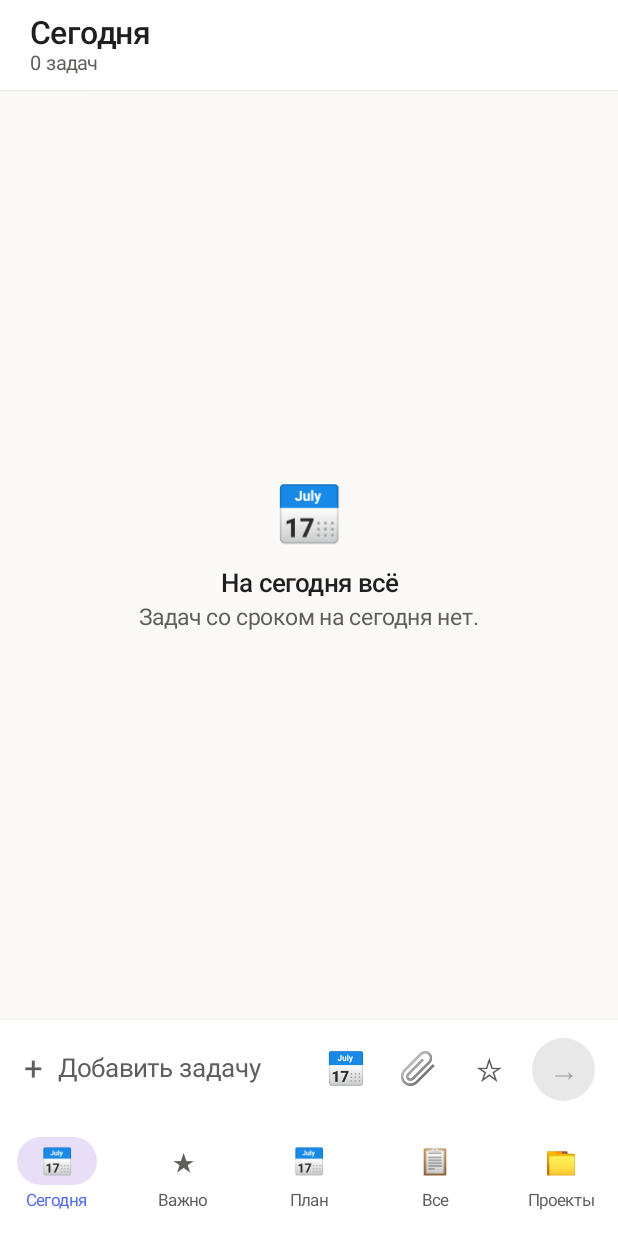
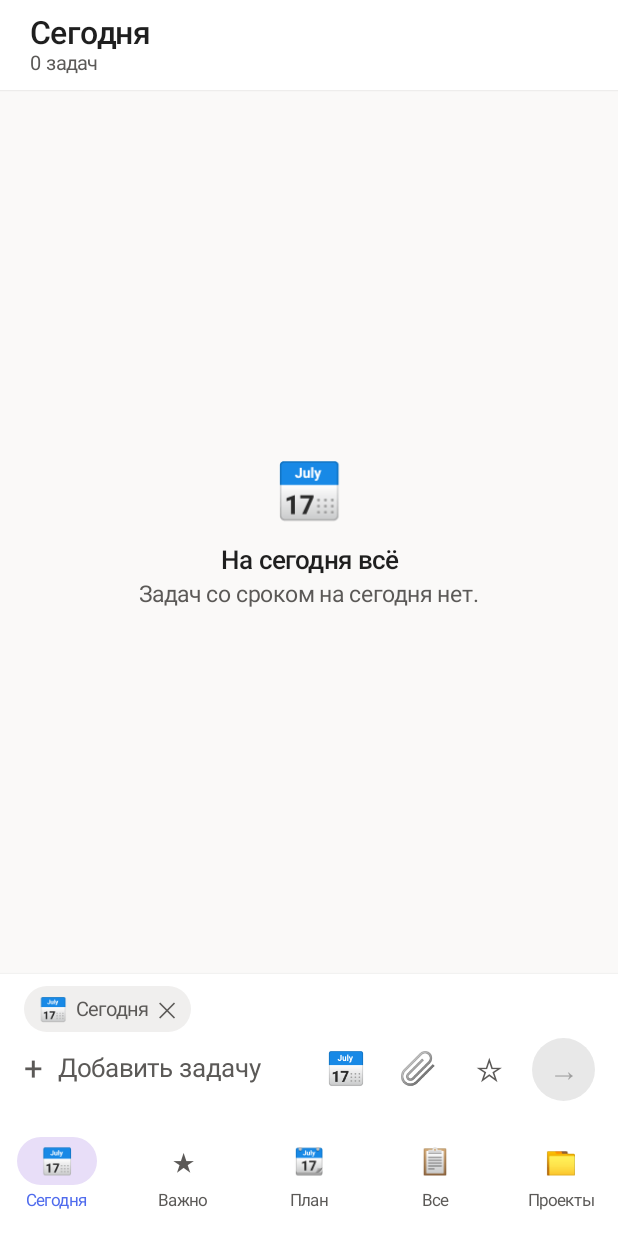
Before and after one commit to l1me999/TaskFlow, an Android app built with Jetpack Compose: the screen it shows after launch (MainActivity), on a phone screen of 412 x 824 dp. Run offline under Robolectric (Android 15) with nearby library versions, the phone set to English and light mode, and no system bars.

Commit message:
Fix quick-add placement and theme contrast
Quick add from a smart list now keeps the task visible: Today and Planned default the due date to today, Important defaults the star. The desktop column uses a Scaffold so the list cannot squeeze the input bar to zero height, and the empty state respects its modifier.

Theme: a root Surface sets LocalContentColor, so text no longer falls back to black on dark backgrounds; secondary colors raised for contrast in both schemes.

Docs updated for schemaVersion 2, scopes and the new UI; tests cover the quick-add defaults.

```diff
--- a/shared/src/commonMain/kotlin/dev/amirg/taskflow/ui/QuickAddBar.kt
+++ b/shared/src/commonMain/kotlin/dev/amirg/taskflow/ui/QuickAddBar.kt
@@ -58,11 +58,13 @@ import dev.amirg.taskflow.platform.isoDateFromEpochMillisUtc
 fun QuickAddBar(
     today: String,
     onAttach: () -> Unit,
+    defaultDueDate: String? = null,
+    defaultImportant: Boolean = false,
     onSubmit: (title: String, dueDate: String?, important: Boolean) -> Unit,
 ) {
     var title by remember { mutableStateOf("") }
-    var dueDate by remember { mutableStateOf<String?>(null) }
-    var important by remember { mutableStateOf(false) }
+    var dueDate by remember(defaultDueDate) { mutableStateOf(defaultDueDate) }
+    var important by remember(defaultImportant) { mutableStateOf(defaultImportant) }
     var dateMenuOpen by remember { mutableStateOf(false) }
     var showDatePicker by remember { mutableStateOf(false) }
     val focusRequester = remember { FocusRequester() }
@@ -72,8 +74,8 @@ fun QuickAddBar(
         if (trimmed.isEmpty()) return
         onSubmit(trimmed, dueDate, important)
         title = ""
-        dueDate = null
-        important = false
+        dueDate = defaultDueDate
+        important = defaultImportant
         runCatching { focusRequester.requestFocus() }
     }
 
--- a/shared/src/commonMain/kotlin/dev/amirg/taskflow/ui/Sidebar.kt
+++ b/shared/src/commonMain/kotlin/dev/amirg/taskflow/ui/Sidebar.kt
@@ -101,7 +101,7 @@ fun Sidebar(
             view = view,
             scope = TaskScope.Planned,
             label = "Планируемое",
-            icon = "📅",
+            icon = "📆",
             count = data.openCount(TaskScope.Planned, today),
             onSelect = onSelect,
         )
--- a/shared/src/commonMain/kotlin/dev/amirg/taskflow/ui/TaskList.kt
+++ b/shared/src/commonMain/kotlin/dev/amirg/taskflow/ui/TaskList.kt
@@ -34,7 +34,6 @@ import androidx.compose.runtime.remember
 import androidx.compose.runtime.setValue
 import androidx.compose.ui.Alignment
 import androidx.compose.ui.Modifier
-import androidx.compose.ui.graphics.Color
 import androidx.compose.ui.text.style.TextDecoration
 import androidx.compose.ui.text.style.TextOverflow
 import androidx.compose.ui.unit.dp
@@ -62,7 +61,7 @@ fun TaskListContent(
     var showCompleted by remember(view) { mutableStateOf(false) }
 
     if (active.isEmpty() && completed.isEmpty()) {
-        EmptyState(view)
+        EmptyState(view, modifier)
         return
     }
 
@@ -276,18 +275,18 @@ private fun CompletedHeader(count: Int, expanded: Boolean, onToggle: () -> Unit)
 }
 
 @Composable
-private fun EmptyState(view: TaskView) {
+private fun EmptyState(view: TaskView, modifier: Modifier = Modifier) {
     val (icon, title, hint) = when (view) {
         TaskView.Today -> Triple("📅", "На сегодня всё", "Задач со сроком на сегодня нет.")
         TaskView.Important -> Triple("★", "Нет важных задач", "Отметьте задачу звёздочкой, чтобы она появилась здесь.")
-        TaskView.Planned -> Triple("📅", "Нет задач со сроком", "Задайте срок выполнения, и задача попадёт сюда.")
+        TaskView.Planned -> Triple("📆", "Нет задач со сроком", "Задайте срок выполнения, и задача попадёт сюда.")
         TaskView.All -> Triple("📋", "Пока пусто", "Добавьте первую задачу в строке ниже.")
         is TaskView.Project -> Triple("📁", "В проекте пусто", "Добавьте задачу в строке ниже.")
         TaskView.Projects -> Triple("☑", "Проектов пока нет", "Создайте проект, чтобы группировать задачи.")
     }
 
     Column(
-        Modifier
+        modifier
             .fillMaxSize()
             .padding(32.dp),
         verticalArrangement = Arrangement.Center,
--- a/shared/src/commonMain/kotlin/dev/amirg/taskflow/ui/TaskView.kt
+++ b/shared/src/commonMain/kotlin/dev/amirg/taskflow/ui/TaskView.kt
@@ -60,3 +60,16 @@ fun TaskView.subtitle(data: TaskFlowData, today: String): String = when (this) {
         "$count ${pluralRu(count, "задача", "задачи", "задач")}"
     }
 }
+
+/**
+ * A task added from a smart list should land in that list, otherwise it looks
+ * like the quick input silently ate it. "Сегодня" and "Планируемое" therefore
+ * default to today's date.
+ */
+internal fun defaultDueDateFor(view: TaskView, today: String): String? = when (view) {
+    TaskView.Today, TaskView.Planned -> today
+    TaskView.Important, TaskView.All, TaskView.Projects, is TaskView.Project -> null
+}
+
+/** Tasks added from "Важно" are important by default, matching Microsoft To Do. */
+internal fun defaultImportantFor(view: TaskView): Boolean = view == TaskView.Important
--- a/shared/src/commonMain/kotlin/dev/amirg/taskflow/ui/Theme.kt
+++ b/shared/src/commonMain/kotlin/dev/amirg/taskflow/ui/Theme.kt
@@ -1,13 +1,16 @@
 package dev.amirg.taskflow.ui
 
 import androidx.compose.foundation.isSystemInDarkTheme
+import androidx.compose.foundation.layout.fillMaxSize
 import androidx.compose.foundation.shape.RoundedCornerShape
 import androidx.compose.material3.MaterialTheme
 import androidx.compose.material3.Shapes
+import androidx.compose.material3.Surface
 import androidx.compose.material3.Typography
 import androidx.compose.material3.darkColorScheme
 import androidx.compose.material3.lightColorScheme
 import androidx.compose.runtime.Composable
+import androidx.compose.ui.Modifier
 import androidx.compose.ui.graphics.Color
 import androidx.compose.ui.text.TextStyle
 import androidx.compose.ui.text.font.FontWeight
@@ -25,9 +28,9 @@ private val LightColors = lightColorScheme(
     onBackground = Color(0xFF1F1F1F),
     surface = Color(0xFFFFFFFF),
     onSurface = Color(0xFF1F1F1F),
-    surfaceVariant = Color(0xFFF3F2F1),
-    onSurfaceVariant = Color(0xFF605E5C),
-    outline = Color(0xFF8A8886),
+    surfaceVariant = Color(0xFFF0EFEE),
+    onSurfaceVariant = Color(0xFF5B5957),
+    outline = Color(0xFF797774),
     outlineVariant = Color(0xFFE1DFDD),
     error = Color(0xFFC42B1C),
 )
@@ -43,10 +46,10 @@ private val DarkColors = darkColorScheme(
     onBackground = Color(0xFFEFEFEF),
     surface = Color(0xFF242424),
     onSurface = Color(0xFFEFEFEF),
-    surfaceVariant = Color(0xFF2E2E2E),
-    onSurfaceVariant = Color(0xFFB3B3B3),
-    outline = Color(0xFF7A7A7A),
-    outlineVariant = Color(0xFF3A3A3A),
+    surfaceVariant = Color(0xFF2F2F2F),
+    onSurfaceVariant = Color(0xFFC9C7C5),
+    outline = Color(0xFF8C8C8C),
+    outlineVariant = Color(0xFF3F3F3F),
     error = Color(0xFFFF99A0),
 )
 
@@ -75,10 +78,20 @@ private val AppShapes = Shapes(
 
 @Composable
 fun TaskFlowTheme(content: @Composable () -> Unit) {
+    val colorScheme = if (isSystemInDarkTheme()) DarkColors else LightColors
     MaterialTheme(
-        colorScheme = if (isSystemInDarkTheme()) DarkColors else LightColors,
+        colorScheme = colorScheme,
         typography = AppTypography,
         shapes = AppShapes,
-        content = content,
-    )
+    ) {
+        // A root Surface is what gives every Text a readable default color.
+        // Without it Compose falls back to black content color, which disappears
+        // on the dark background.
+        Surface(
+            modifier = Modifier.fillMaxSize(),
+            color = colorScheme.background,
+            contentColor = colorScheme.onBackground,
+            content = content,
+        )
+    }
 }
```
Also changed, not shown: shared/src/commonMain/kotlin/dev/amirg/taskflow/ui/App.kt (+43 -23 lines), 3 other files.
